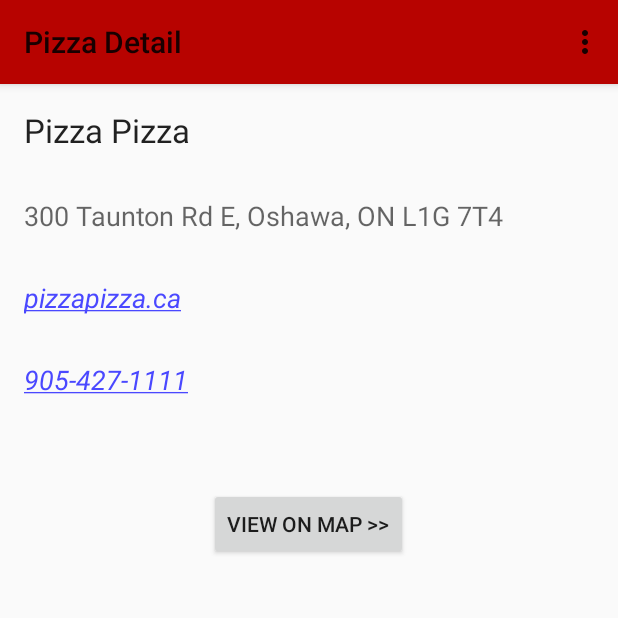
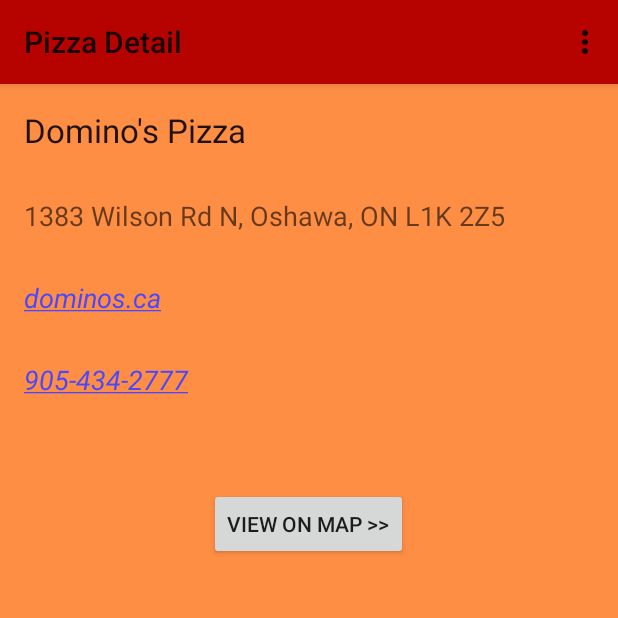
Before and after one commit to maharshall/CSCI4100U, an Android app: the PizzaList screen opened directly, with no data from a screen before it, after a tap on "Domino's Pizza", on a phone screen of 412 x 824 dp, the top half of it. Run offline under Robolectric (Android 15) with nearby library versions, the phone set to English and light mode, and no system bars.

Commit message:
Fixed PizzaDetail showing wrong info, added more comments

```diff
--- a/Pizzanator/app/src/main/java/com/example/katarn/pizzanator/MainActivity.java
+++ b/Pizzanator/app/src/main/java/com/example/katarn/pizzanator/MainActivity.java
@@ -26,7 +26,7 @@ public class MainActivity extends Activity {
         pdb.addProduct("Pizza Pizza", "300 Taunton Rd E, Oshawa, ON L1G 7T4", "pizzapizza.ca", "905-427-1111");
         pdb.addProduct("Pizza Nova", "1288 Ritson Rd N, Oshawa, ON L1G 6Z6", "pizzanova.com", "905-310-3300");
         pdb.addProduct("Pizza Hut", "1206 Simcoe St N, Oshawa, ON L1G 4X2", "pizzahut.ca", "905-571-1300");
-        pdb.addProduct("Domino's Pizza", "1383 Wilson Rd N, Oshawa, ON L1K 2Z5", "pizza.dominos.ca", "905-434-2777");
+        pdb.addProduct("Domino's Pizza", "1383 Wilson Rd N, Oshawa, ON L1K 2Z5", "dominos.ca", "905-434-2777");
     }
 
     @Override
--- a/Pizzanator/app/src/main/java/com/example/katarn/pizzanator/MapsActivity.java
+++ b/Pizzanator/app/src/main/java/com/example/katarn/pizzanator/MapsActivity.java
@@ -24,6 +24,7 @@ public class MapsActivity extends FragmentActivity {
         super.onCreate(savedInstanceState);
         setContentView(R.layout.activity_maps);
 
+        //get latitude, longitude, and address from PizzaDetail
         Intent callingIntent = getIntent();
         latitude = callingIntent.getDoubleExtra("latitude", 0.0);
         longitude = callingIntent.getDoubleExtra("longitude", 0.0);
@@ -48,6 +49,7 @@ public class MapsActivity extends FragmentActivity {
     }
 
     private void showMapLocation() {
+        //Add location on map with Address text
         LatLng position = new LatLng(latitude, longitude);
         map.addMarker(new MarkerOptions().position(position).title(address));
         map.animateCamera(CameraUpdateFactory.newLatLngZoom(position, 14));
--- a/Pizzanator/app/src/main/java/com/example/katarn/pizzanator/PizzaAdapter.java
+++ b/Pizzanator/app/src/main/java/com/example/katarn/pizzanator/PizzaAdapter.java
@@ -16,6 +16,7 @@ public class PizzaAdapter extends BaseAdapter {
     private Context context;
     private ArrayList<PizzaStore> data;
 
+    //constructor
     public PizzaAdapter(Context context, ArrayList<PizzaStore> data) {
         this.data = data;
         this.context = context;
--- a/Pizzanator/app/src/main/java/com/example/katarn/pizzanator/PizzaDetail.java
+++ b/Pizzanator/app/src/main/java/com/example/katarn/pizzanator/PizzaDetail.java
@@ -34,6 +34,7 @@ public class PizzaDetail extends Activity {
         setContentView(R.layout.activity_pizza_detail);
 
         Intent intent = getIntent();
+        //get info from PizzaList
         storeName = intent.getStringExtra("store");
         addr = intent.getStringExtra("addr");
         web = intent.getStringExtra("web");
--- a/Pizzanator/app/src/main/java/com/example/katarn/pizzanator/PizzaList.java
+++ b/Pizzanator/app/src/main/java/com/example/katarn/pizzanator/PizzaList.java
@@ -10,6 +10,7 @@ import android.os.Bundle;
 import android.view.Menu;
 import android.view.MenuItem;
 import android.view.View;
+import android.widget.AdapterView;
 import android.widget.ListView;
 import android.widget.TextView;
 
@@ -26,8 +27,30 @@ public class PizzaList extends Activity {
         ArrayList<PizzaStore> data = pdb.getAllProducts();
 
         final ListView lv = (ListView) findViewById(R.id.listView);
+        // link database to list view
         lv.setAdapter(new PizzaAdapter(this, data));
+
+        // set click listener
+        lv.setOnItemClickListener(onListClick);
     }
+
+    // on click for PizzaDetail map button
+    private AdapterView.OnItemClickListener onListClick = new AdapterView.OnItemClickListener() {
+        @Override
+        public void onItemClick(AdapterView<?> parent, View view, int position, long id) {
+            Intent detail = new Intent(PizzaList.this, PizzaDetail.class);
+
+            PizzaDB pdb = new PizzaDB(PizzaList.this);
+            ArrayList<PizzaStore> data = pdb.getAllProducts();
+
+            detail.putExtra("store", data.get(position).getStoreName());
+            detail.putExtra("addr", data.get(position).getAddress());
+            detail.putExtra("web", data.get(position).getWebsite());
+            detail.putExtra("num", data.get(position).getPhoneNumber());
+
+            startActivity(detail);
+        }
+    };
 
     @Override
     public boolean onCreateOptionsMenu(Menu menu) {
@@ -50,28 +73,4 @@ public class PizzaList extends Activity {
 
         return super.onOptionsItemSelected(item);
     }
-
-    //on click for list view entry, opens the detailed view of entry
-    public void viewDetail(View v) {
-        Intent detail = new Intent(this, PizzaDetail.class);
-
-        PizzaDB pdb = new PizzaDB(this);
-        ArrayList<PizzaStore> data = pdb.getAllProducts();
-
-        TextView store = (TextView) findViewById(R.id.storeName);
-        String name = store.getText().toString();
-
-        //store the details in the intent
-        for (int i = 0; i < data.size(); i++) {
-            if(name.equals(data.get(i).getStoreName())) {
-                detail.putExtra("store", data.get(i).getStoreName());
-                detail.putExtra("addr", data.get(i).getAddress());
-                detail.putExtra("web", data.get(i).getWebsite());
-                detail.putExtra("num", data.get(i).getPhoneNumber());
-                break;
-            }
-        }
-
-        startActivity(detail);
-    }
 }
--- a/Pizzanator/app/src/main/res/layout/activity_main.xml
+++ b/Pizzanator/app/src/main/res/layout/activity_main.xml
@@ -1,7 +1,7 @@
 <!--
     Dylan Crawford
 -->
-<RelativeLayout android:background="#ff0500" xmlns:android="http://schemas.android.com/apk/res/android"
+<RelativeLayout android:background="#ff8e45" xmlns:android="http://schemas.android.com/apk/res/android"
     xmlns:tools="http://schemas.android.com/tools" android:layout_width="match_parent"
     android:layout_height="match_parent" android:paddingLeft="@dimen/activity_horizontal_margin"
     android:paddingRight="@dimen/activity_horizontal_margin"
--- a/Pizzanator/app/src/main/res/layout/activity_pizza_detail.xml
+++ b/Pizzanator/app/src/main/res/layout/activity_pizza_detail.xml
@@ -2,7 +2,7 @@
     Alex Marshall
     Dylan Crawford
 -->
-<RelativeLayout xmlns:android="http://schemas.android.com/apk/res/android"
+<RelativeLayout android:background="#ff8e45" xmlns:android="http://schemas.android.com/apk/res/android"
     xmlns:tools="http://schemas.android.com/tools" android:layout_width="match_parent"
     android:layout_height="match_parent" android:paddingLeft="@dimen/activity_horizontal_margin"
     android:paddingRight="@dimen/activity_horizontal_margin"
--- a/Pizzanator/app/src/main/res/layout/activity_pizza_list.xml
+++ b/Pizzanator/app/src/main/res/layout/activity_pizza_list.xml
@@ -1,7 +1,7 @@
 <!--
     Alex Marshall
 -->
-<RelativeLayout android:background="#ff0000" xmlns:android="http://schemas.android.com/apk/res/android"
+<RelativeLayout android:background="#ff8e45" xmlns:android="http://schemas.android.com/apk/res/android"
     xmlns:tools="http://schemas.android.com/tools" android:layout_width="match_parent"
     android:layout_height="match_parent" android:paddingLeft="@dimen/activity_horizontal_margin"
     android:paddingRight="@dimen/activity_horizontal_margin"
@@ -21,7 +21,6 @@
         android:id="@+id/storeName"
         android:layout_alignTop="@+id/listView"
         android:layout_alignParentStart="true"
-        android:textStyle="bold"
-        android:onClick="viewDetail" />
+        android:textStyle="bold" />
 
 </RelativeLayout>
--- a/Pizzanator/app/src/main/res/layout/activity_video.xml
+++ b/Pizzanator/app/src/main/res/layout/activity_video.xml
@@ -1,7 +1,7 @@
 <!--
     Dylan Crawford
 -->
-<RelativeLayout android:background="#ff0500" xmlns:android="http://schemas.android.com/apk/res/android"
+<RelativeLayout android:background="#ff8e45" xmlns:android="http://schemas.android.com/apk/res/android"
     xmlns:tools="http://schemas.android.com/tools" android:layout_width="match_parent"
     android:layout_height="match_parent" android:paddingLeft="@dimen/activity_horizontal_margin"
     android:paddingRight="@dimen/activity_horizontal_margin"
```
Also changed, not shown: 1 other file.
